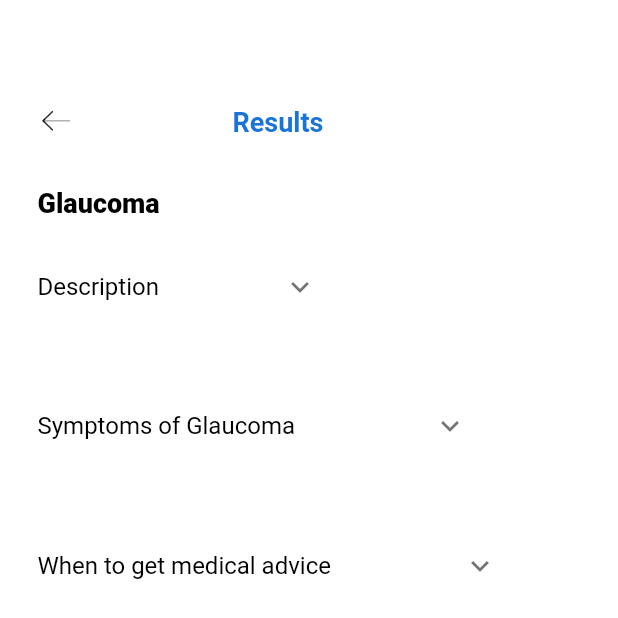
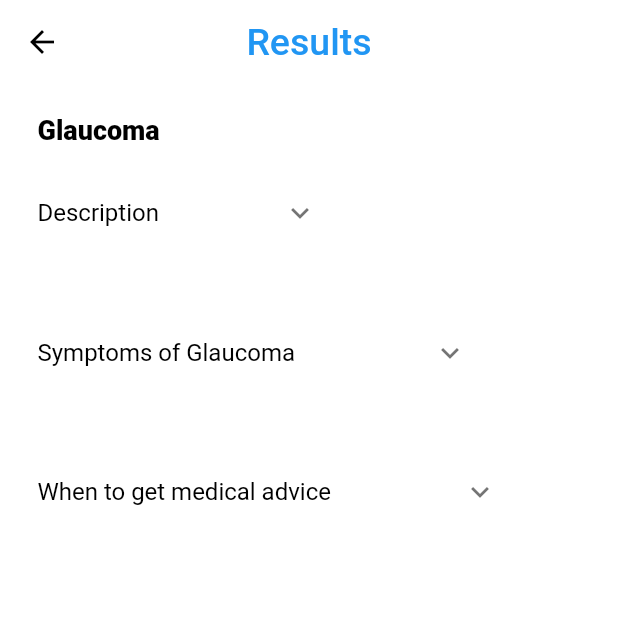
Before and after one commit to tahamoh33/gp_flutter-master, a Flutter app: the Results screen opened directly, on a phone screen of 412 x 824 dp. Shown: the top 618 px of the screen. Run offline on Flutter 3.47's test engine with Material 2 defaults, Android fonts, the phone set to English and light mode, and no system bars; our stand-ins replace auto_size_text, cloud_firestore, firebase_auth, firebase_core, firebase_storage, flutter_image_compress and 6 more; missing offline and left inert: tflite; accounts and stored records are empty; Roboto replaces fonts that are missing (Montserrat).

Commit message:
Updated App Bar

```diff
--- a/lib/Screens/Results.dart
+++ b/lib/Screens/Results.dart
@@ -1,4 +1,5 @@
 import 'package:flutter/material.dart';
+import 'package:trial1/Screens/NavigationScreens/History.dart';
 
 import 'Models/ResultModel.dart';
 
@@ -10,9 +11,21 @@ class Results extends StatelessWidget {
   Widget build(BuildContext context) {
     return Scaffold(
       appBar: AppBar(
+        centerTitle: true,
+        leading:IconButton(
+          onPressed:(){ Navigator.push(context, MaterialPageRoute(builder: (context)=>History()));},
+          icon: Icon(Icons.arrow_back_sharp),
+        ),
         backgroundColor: Colors.transparent,
         automaticallyImplyLeading: false,
         elevation: 0.0,
+        title: Text("Results",
+          style: TextStyle(
+              fontSize: 25,
+              color: Colors.blue,
+              fontFamily: "Montserrat",
+          ), )
+
       ),
       body: SingleChildScrollView(
         scrollDirection: Axis.vertical,
@@ -20,48 +33,7 @@ class Results extends StatelessWidget {
           mainAxisAlignment: MainAxisAlignment.start,
           crossAxisAlignment: CrossAxisAlignment.start,
           children: [
-            Container(
-              //margin: EdgeInsets.fromLTRB(0, , 0, 15),
-              child: Row(
-                children: [
-                  Container(
-                    margin: EdgeInsets.fromLTRB(25, 10, 10, 10),
-                    child: InkWell(
-                      splashColor: Color.fromARGB(66, 82, 81, 81),
-                      onTap: () {
-                        Navigator.pop(context);
-                      },
-                      child: Ink.image(
-                        image: AssetImage('lib/images/arrowleft.png'),
-                        width: 25,
-                        height: 20,
-                        fit: BoxFit.cover,
-                      ),
-                    ),
-                  ),
-                  SizedBox(
-                    width: 85,
-                  ),
-                  Padding(
-                    padding: const EdgeInsets.only(top: 5.0),
-                    child: Container(
-                      margin: EdgeInsets.fromLTRB(10, 10, 10, 10),
-                      width: 77,
-                      height: 24,
-                      child: Text(
-                        "Results",
-                        style: TextStyle(
-                          fontSize: 18,
-                          fontWeight: FontWeight.w600,
-                          fontFamily: 'Montserrat',
-                          color: Color(0xff1a74d7),
-                        ),
-                      ),
-                    ),
-                  ),
-                ],
-              ),
-            ),
+
             //SizedBox(height: 72.0,),
             Container(
               width: 97,
```
